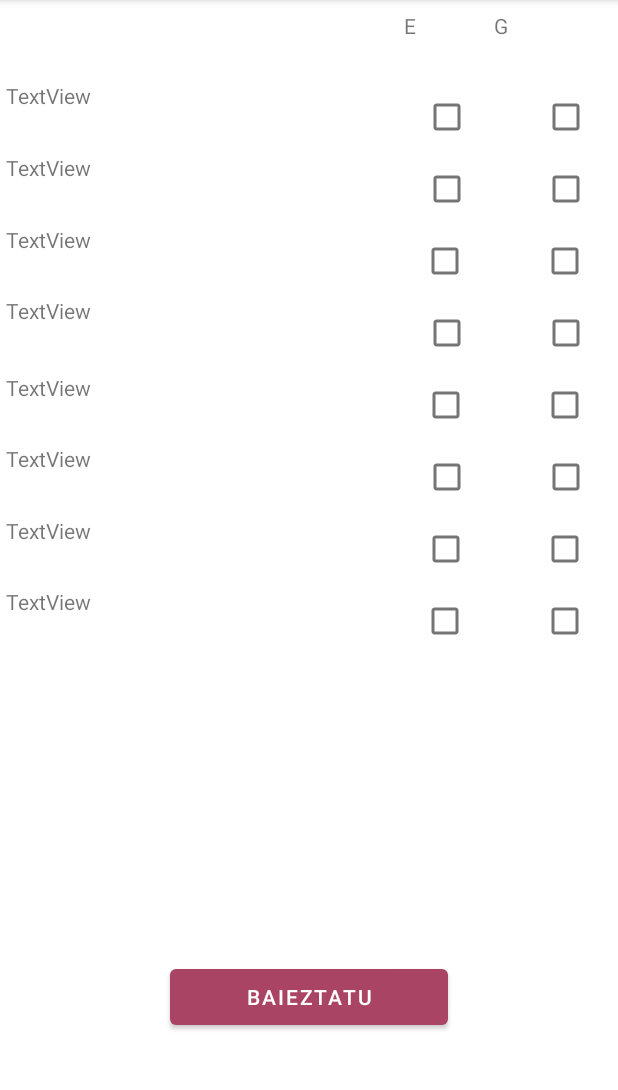
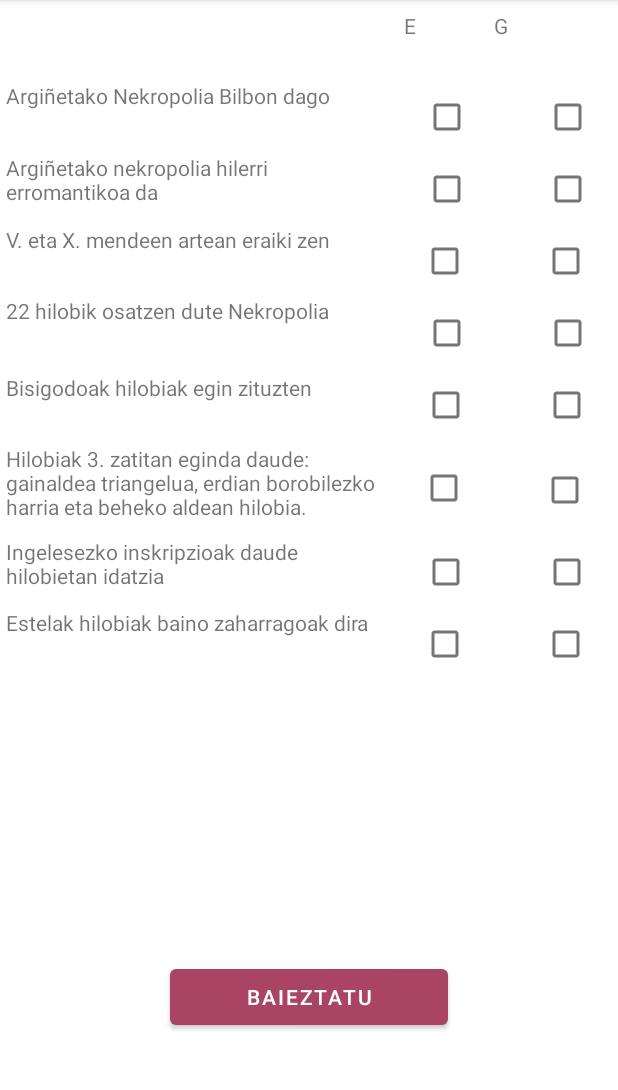
Before and after one commit to Javitrix01/DidaktikElorrioApp, an Android app: the Puzzle_Egia_Gezurra screen opened directly, with no data from a screen before it, on a phone screen of 412 x 824 dp, the part 84-1174 px from its top. Run offline under Robolectric (Android 15) with nearby library versions, the phone set to English and light mode, and no system bars; Roboto replaces fonts that are not available here.

Commit message:
EgiaGezurra completo

```diff
--- a/DidaktikElorrioApp/app/src/main/res/layout/activity_puzzle_egia_gezurra.xml
+++ b/DidaktikElorrioApp/app/src/main/res/layout/activity_puzzle_egia_gezurra.xml
@@ -16,15 +16,15 @@
 
         <LinearLayout
             android:id="@+id/linearLayout5"
-            android:layout_width="159dp"
-            android:layout_height="452dp"
+            android:layout_width="161dp"
+            android:layout_height="439dp"
             android:orientation="vertical"
             app:layout_constraintBottom_toBottomOf="parent"
             app:layout_constraintEnd_toEndOf="parent"
             app:layout_constraintHorizontal_bias="0.0"
             app:layout_constraintStart_toEndOf="@+id/linearLayout3"
             app:layout_constraintTop_toTopOf="parent"
-            app:layout_constraintVertical_bias="0.495">
+            app:layout_constraintVertical_bias="0.442">
 
             <LinearLayout
                 android:layout_width="match_parent"
@@ -123,19 +123,19 @@
 
             <LinearLayout
                 android:layout_width="match_parent"
-                android:layout_height="wrap_content"
+                android:layout_height="63dp"
                 android:orientation="horizontal">
 
                 <CheckBox
                     android:id="@+id/P6E"
-                    android:layout_width="85dp"
-                    android:layout_height="wrap_content"
+                    android:layout_width="82dp"
+                    android:layout_height="match_parent"
                     tools:ignore="TouchTargetSizeCheck" />
 
                 <CheckBox
                     android:id="@+id/P6G"
                     android:layout_width="0dp"
-                    android:layout_height="wrap_content"
+                    android:layout_height="66dp"
                     android:layout_weight="1"
                     tools:ignore="TouchTargetSizeCheck" />
             </LinearLayout>
@@ -220,52 +220,52 @@
             app:layout_constraintVertical_bias="0.586">
 
             <TextView
-                android:id="@+id/textView9"
+                android:id="@+id/textViewGaldera1"
                 android:layout_width="match_parent"
                 android:layout_height="48dp"
-                android:text="TextView" />
+                android:text="@string/argi_etako_nekropolia" />
 
             <TextView
-                android:id="@+id/textView10"
+                android:id="@+id/textViewGaldera2"
                 android:layout_width="match_parent"
                 android:layout_height="48dp"
-                android:text="TextView" />
+                android:text="@string/argi_etako_nekropolia_erromantikoa" />
 
             <TextView
-                android:id="@+id/textView11"
+                android:id="@+id/textViewGaldera3"
                 android:layout_width="match_parent"
                 android:layout_height="47dp"
-                android:text="TextView" />
+                android:text="@string/v_eta_x_mendeen_eraiki_zen" />
 
             <TextView
-                android:id="@+id/textView12"
+                android:id="@+id/textViewGaldera4"
                 android:layout_width="match_parent"
                 android:layout_height="51dp"
-                android:text="TextView" />
+                android:text="@string/_22_hilobik_osatzen_dute_nekropolia" />
 
             <TextView
-                android:id="@+id/textView13"
+                android:id="@+id/textViewGaldera5"
                 android:layout_width="match_parent"
                 android:layout_height="47dp"
-                android:text="TextView" />
+                android:text="@string/bisigodoak_hilobiak_egin_zituzten" />
 
             <TextView
-                android:id="@+id/textView14"
+                android:id="@+id/textViewGaldera6"
+                android:layout_width="match_parent"
+                android:layout_height="62dp"
+                android:text="@string/hilobiak_3_zatitan_eginda" />
+
+            <TextView
+                android:id="@+id/textViewGaldera7"
+                android:layout_width="match_parent"
+                android:layout_height="47dp"
+                android:text="@string/ingelesezko_inskripzioak" />
+
+            <TextView
+                android:id="@+id/textViewGaldera8"
                 android:layout_width="match_parent"
                 android:layout_height="48dp"
-                android:text="TextView" />
-
-            <TextView
-                android:id="@+id/textView15"
-                android:layout_width="match_parent"
-                android:layout_height="47dp"
-                android:text="TextView" />
-
-            <TextView
-                android:id="@+id/textView16"
-                android:layout_width="match_parent"
-                android:layout_height="48dp"
-                android:text="TextView" />
+                android:text="@string/estelak_hilobiak_baino_zaharragoak_dira" />
         </LinearLayout>
     </androidx.constraintlayout.widget.ConstraintLayout>
 
--- a/DidaktikElorrioApp/app/src/main/res/values/strings.xml
+++ b/DidaktikElorrioApp/app/src/main/res/values/strings.xml
@@ -12,5 +12,13 @@
     <string name="mapaelorrioconnombresdeubicaciones">MapaElorrioConNombresDeUbicaciones</string>
     <string name="itzuli">itzuli</string>
     <string name="zein_gurutze">Zein gurutze falta da?</string>
+    <string name="argi_etako_nekropolia">Argiñetako Nekropolia Bilbon dago</string>
+    <string name="argi_etako_nekropolia_erromantikoa">Argiñetako nekropolia hilerri erromantikoa da</string>
+    <string name="v_eta_x_mendeen_eraiki_zen">V. eta X. mendeen artean eraiki zen</string>
+    <string name="_22_hilobik_osatzen_dute_nekropolia">22 hilobik osatzen dute Nekropolia</string>
+    <string name="bisigodoak_hilobiak_egin_zituzten">Bisigodoak hilobiak egin zituzten</string>
+    <string name="hilobiak_3_zatitan_eginda">Hilobiak 3. zatitan eginda daude: gainaldea triangelua, erdian borobilezko harria eta beheko aldean hilobia.</string>
+    <string name="ingelesezko_inskripzioak">Ingelesezko inskripzioak daude hilobietan idatzia</string>
+    <string name="estelak_hilobiak_baino_zaharragoak_dira">Estelak hilobiak baino zaharragoak dira</string>
 
 </resources>
```
